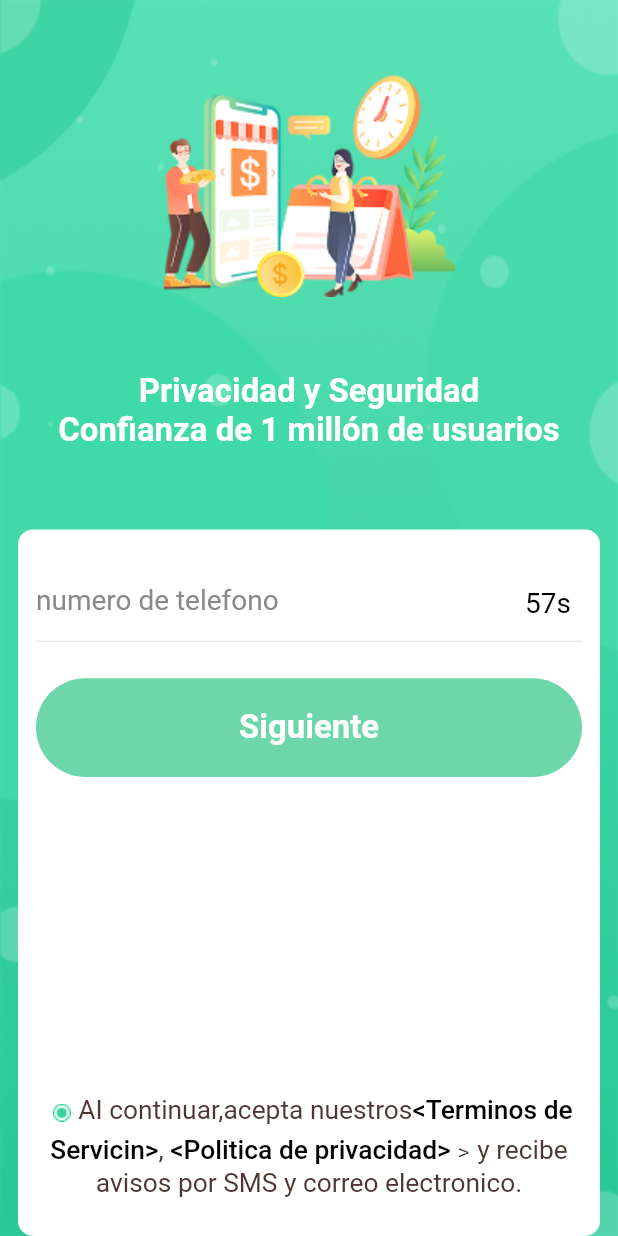
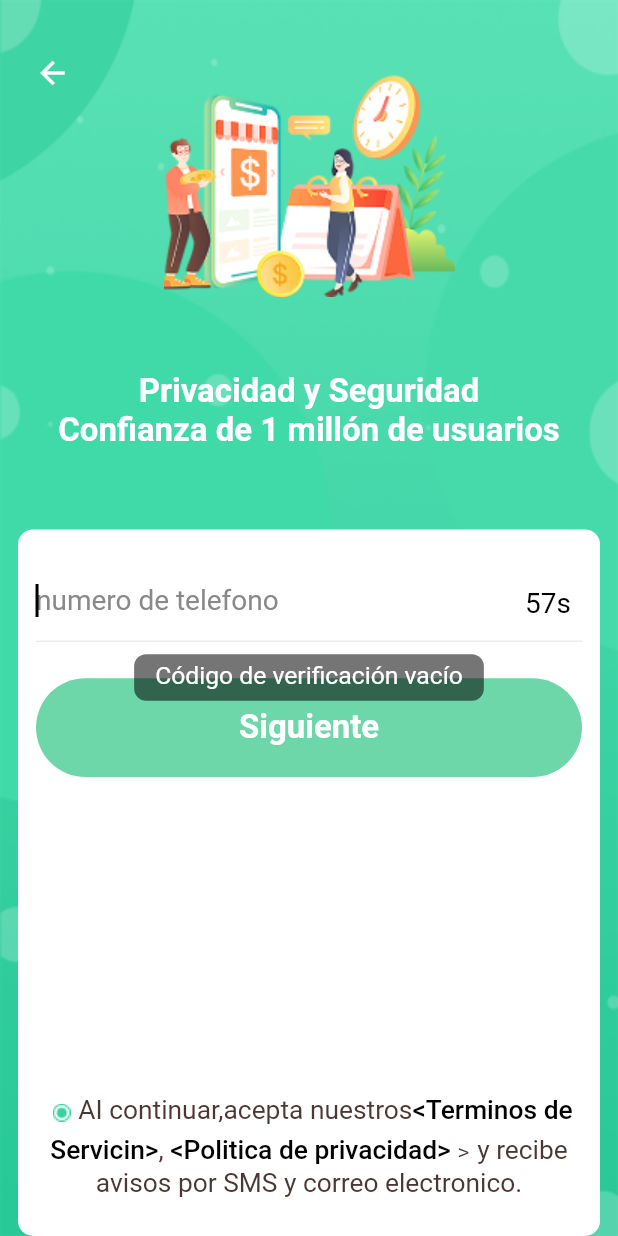
Before and after one commit to diligencefu/mxgApp, a Flutter app: the RegisterPage screen opened by its route, after a tap on "Siguiente", on a phone screen of 412 x 824 dp. Run offline on Flutter 3.47's test engine with Material 2 defaults, Android fonts, the phone set to English and light mode, and no system bars; drawn by our look-alikes of flutter_easyloading; our stand-ins replace bot_toast, connectivity_plus, device_info_plus, dio, event_bus, flutter_image_compress and 8 more; missing offline and left inert: appsflyer_sdk, common_utils, device_id, dio_proxy_plugin, flutter_webview_plugin, fluttercontactpicker and 5 more.

Commit message:
第五版修改

```diff
--- a/lib/http/dio_api.dart
+++ b/lib/http/dio_api.dart
@@ -16,8 +16,8 @@ class DioApi {
 
   DioApi() {
     var options = BaseOptions(
-      connectTimeout: 200000,
-      receiveTimeout: 200000,
+      connectTimeout: 2000,
+      receiveTimeout: 2000,
       baseUrl: Config.apiHost,
     );
     Dio dio = Dio(options);
--- a/lib/modules/auth/login/view.dart
+++ b/lib/modules/auth/login/view.dart
@@ -78,6 +78,8 @@ class LoginPage extends StatelessWidget {
                           width: 229.w,
                           child: TextField(
                             controller: state.controller1,
+                            keyboardType: TextInputType.phone,
+                            autofocus: true,
                             onChanged: (value) {
                               Get.find<AppLogic>()
                                   .logEvent("loginPhone_phoneInput");
--- a/lib/modules/auth/policy_widget.dart
+++ b/lib/modules/auth/policy_widget.dart
@@ -79,7 +79,7 @@ class _PolicyWidgetState extends State<PolicyWidget> {
                 Get.toNamed(
                   Routes.webview,
                   arguments: {
-                    "url": "http://8.134.38.88:3003/#/provicy",
+                    "url": "http://8.134.38.88:3003/#/termsCondition",
                     "title": "Política De Privacidad",
                   },
                 );
@@ -98,7 +98,7 @@ class _PolicyWidgetState extends State<PolicyWidget> {
                 Get.toNamed(
                   Routes.webview,
                   arguments: {
-                    "url": "http://8.134.38.88:3003/#/termsCondition",
+                    "url": "http://8.134.38.88:3003/#/provicy",
                     "title": "Términos de Uso",
                   },
                 );
--- a/lib/modules/auth/register/logic.dart
+++ b/lib/modules/auth/register/logic.dart
@@ -29,6 +29,9 @@ class RegisterLogic extends GetxController {
   }
 
   timeStart() {
+    state.btnText = "${state.seconds}s";
+    update();
+
     state.timer = Timer.periodic(Duration(seconds: 1), (timer) {
       if (state.seconds < 1) {
         timer.cancel();
@@ -52,7 +55,7 @@ class RegisterLogic extends GetxController {
   sendSms() {
     var phone = Get.arguments["mobile"];
     if (state.seconds != 60) return;
-    EasyLoading.show();
+    // EasyLoading.show();
     Get.find<AppLogic>().logEvent("logincode_verificationResend");
     UserRepository.sendSmsCode(phone, Get.arguments["existed"] ? "1" : "2")
         .then((value) {
@@ -72,14 +75,19 @@ class RegisterLogic extends GetxController {
     Get.find<AppLogic>().logEvent("logincode_confirm");
 
     var smsCode = state.controller1.text;
-    if (smsCode.length > 6) {
+    if (smsCode.isEmpty) {
+      toast("Código de verificación vacío");
+      return;
+    }
+    if (smsCode.length != 6) {
+      toast("Codigo de verificacion inválido, envia nuevamente");
       return;
     }
     var deviceData =
         _readAndroidBuildData(await deviceInfoPlugin.androidInfo, null);
     PackageInfo packageInfo = await PackageInfo.fromPlatform();
     deviceData["appVersion"] = packageInfo.version;
-    EasyLoading.show();
+    // EasyLoading.show();
     if (Get.arguments["existed"] == false) {
       // Get.find<AppLogic>().logEvent("logincode_reg");
       UserRepository.register(deviceData).then((value) {
@@ -123,7 +131,7 @@ class RegisterLogic extends GetxController {
       'adrVersion': build.version.sdkInt.toString(),
       'channelId': "SmartLoan",
       'packageName': "com.mmt.smartloan",
-      'androidId': build.androidId ?? "546135131",
+      'androidId': Get.find<AppLogic>().androidId,
       // "installReferce": referrerToReadableString(result.referrer),
       "installReferce": "",
       'appName': "SmartLoan",
--- a/lib/modules/auth/register/state.dart
+++ b/lib/modules/auth/register/state.dart
@@ -10,7 +10,7 @@ class RegisterState {
 
   Timer? timer;
   int seconds = 60;
-  String btnText = "Conseguir";
+  String btnText = "60";
 
   RegisterState() {
     ///Initialize variables
--- a/lib/modules/auth/register/view.dart
+++ b/lib/modules/auth/register/view.dart
@@ -76,6 +76,8 @@ class RegisterPage extends StatelessWidget {
                       children: [
                         TextField(
                           controller: state.controller1,
+                          keyboardType: TextInputType.number,
+                          autofocus: true,
                           onChanged: (value) {
                             Get.find<AppLogic>()
                                 .logEvent("logincode_codeInput");
@@ -151,6 +153,15 @@ class RegisterPage extends StatelessWidget {
           ),
         ],
       ),
+      Container(
+        padding: EdgeInsets.only(left: 10.w, top: 20.h),
+        child: BackButton(
+          color: Colors.white,
+          onPressed: () {
+            Get.back();
+          },
+        ),
+      )
     ]);
   }
 }
--- a/lib/modules/webview/logic.dart
+++ b/lib/modules/webview/logic.dart
@@ -211,8 +211,8 @@ class WebviewLogic extends GetxController with LivenessDetectionCallback {
         return;
       }
       if (!value["link"].toString().endsWith(".apk")) {
-        toast("apk地址错误");
-        return;
+        // toast("apk地址错误");
+        // return;
       }
 
       if (haveNewVersion(value["versionName"], old)) {
--- a/pubspec.yaml
+++ b/pubspec.yaml
@@ -47,6 +47,7 @@ dependencies:
   connectivity_plus: ^2.3.6+1
   ota_update: ^4.0.1
   appsflyer_sdk: ^6.8.2
+  device_id: ^0.1.3
 
   liveness_plugin:
     path: ./plugins/liveness_plugin
```
Also changed, not shown: lib/logic.dart (+31 -9 lines), lib/modules/auth/login/logic.dart (+9 -3 lines), lib/modules/webview/view.dart (+17 -15 lines), lib/repository/user_repository.dart (+43 -14 lines).
